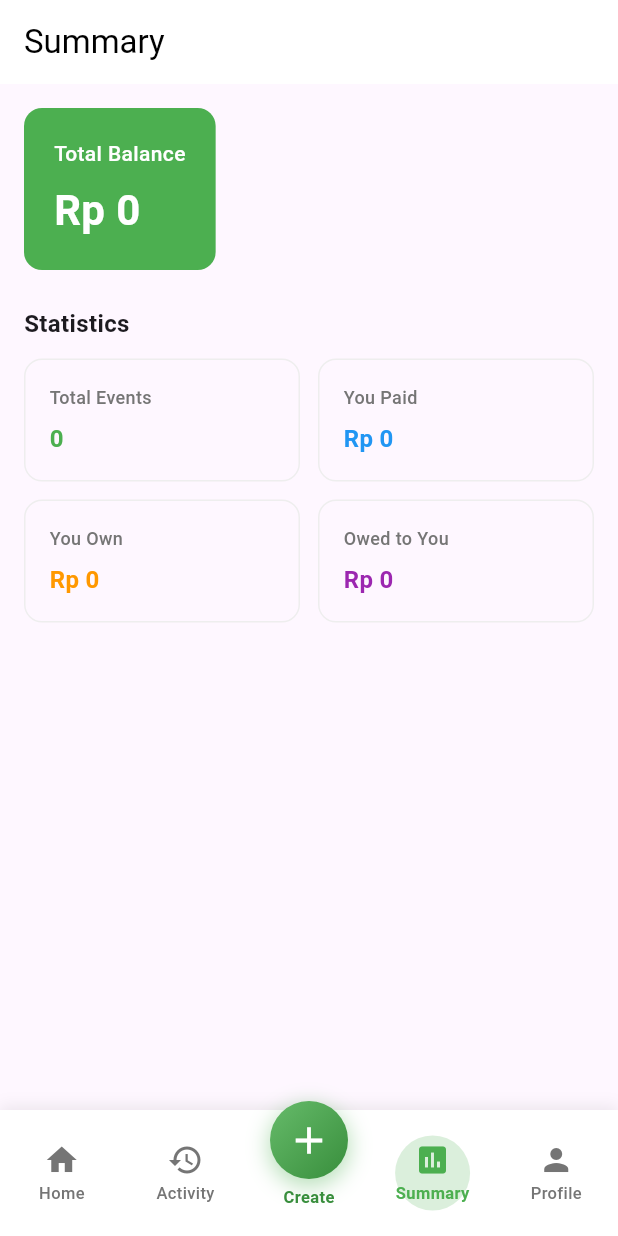
After one commit to iqbalDt/Split-Spot-Mobile, a Flutter app: the DashboardScreen screen opened directly, item 4 of the bottom bar chosen, on a phone screen of 412 x 824 dp. The commit adds this screen. Run offline on Flutter 3.47's test engine with Material 3 defaults, Android fonts, the phone set to English and light mode, and no system bars.

Commit message:
icon + jadi menonjol

```diff
--- a/lib/main.dart
+++ b/lib/main.dart
@@ -11,6 +11,12 @@ class MyApp extends StatelessWidget {
     return MaterialApp(
       title: 'Split Spot',
       debugShowCheckedModeBanner: false,
+      theme: ThemeData(
+        primaryColor: Color(0xFF4CAF50),
+        floatingActionButtonTheme: FloatingActionButtonThemeData(
+          backgroundColor: Color(0xFF4CAF50),
+        ),
+      ),
       home: LoginScreen(),
     );
   }
--- /dev/null
+++ b/lib/screens/dashboard_screen.dart
@@ -0,0 +1,261 @@
+import 'package:flutter/material.dart';
+import 'home_screen.dart';
+import 'activity_screen.dart';
+import 'summary_screen.dart';
+import 'profile_screen.dart';
+import 'create_event_screen.dart';
+
+class DashboardScreen extends StatefulWidget {
+  @override
+  State<DashboardScreen> createState() => _DashboardScreenState();
+}
+
+class _DashboardScreenState extends State<DashboardScreen>
+    with TickerProviderStateMixin {
+  int _selectedIndex = 0;
+  late AnimationController _animationController;
+  late Animation<double> _scaleAnimation;
+
+  final List<GlobalKey<NavigatorState>> _navigatorKeys = [
+    GlobalKey<NavigatorState>(),
+    GlobalKey<NavigatorState>(),
+    GlobalKey<NavigatorState>(),
+    GlobalKey<NavigatorState>(),
+  ];
+
+  late List<Widget> _screens;
+
+  final List<NavItem> _navItems = [
+    NavItem(icon: Icons.home, label: 'Home'),
+    NavItem(icon: Icons.history, label: 'Activity'),
+    NavItem(icon: Icons.add, label: 'Create'),
+    NavItem(icon: Icons.assessment, label: 'Summary'),
+    NavItem(icon: Icons.person, label: 'Profile'),
+  ];
+
+  @override
+  void initState() {
+    super.initState();
+
+    _screens = [
+      _buildNavigator(0, HomeScreen()),
+      _buildNavigator(1, ActivityScreen()),
+      _buildNavigator(2, SummaryScreen()),
+      _buildNavigator(3, ProfileScreen()),
+    ];
+
+    _animationController = AnimationController(
+      duration: Duration(milliseconds: 400),
+      vsync: this,
+    );
+
+    _scaleAnimation = Tween<double>(begin: 0.0, end: 1.0).animate(
+      CurvedAnimation(parent: _animationController, curve: Curves.easeOutBack),
+    );
+
+    _animationController.forward();
+  }
+
+  @override
+  void dispose() {
+    _animationController.dispose();
+    super.dispose();
+  }
+
+  Widget _buildNavigator(int index, Widget screen) {
+    return Navigator(
+      key: _navigatorKeys[index],
+      onGenerateRoute: (settings) {
+        return MaterialPageRoute(
+          builder: (context) => screen,
+        );
+      },
+    );
+  }
+
+  void _onCreatePressed() {
+    Navigator.push(
+      context,
+      MaterialPageRoute(builder: (context) => CreateEventScreen()),
+    ).then((_) {
+      setState(() {});
+    });
+  }
+
+  void _onTabSelected(int index) {
+    if (index == 2) {
+      _onCreatePressed();
+      return;
+    }
+
+    int screenIndex = index > 2 ? index - 1 : index;
+
+    if (_selectedIndex == screenIndex) {
+      _navigatorKeys[screenIndex].currentState
+          ?.popUntil((route) => route.isFirst);
+    } else {
+      setState(() {
+        _selectedIndex = screenIndex;
+        _animationController.reset();
+        _animationController.forward();
+      });
+    }
+  }
+
+  @override
+  Widget build(BuildContext context) {
+    return Scaffold(
+      body: WillPopScope(
+        onWillPop: () async {
+          if (_navigatorKeys[_selectedIndex].currentState?.canPop() ?? false) {
+            _navigatorKeys[_selectedIndex].currentState?.pop();
+            return false;
+          }
+          return true;
+        },
+        child: IndexedStack(
+          index: _selectedIndex,
+          children: _screens,
+        ),
+      ),
+      bottomNavigationBar: Container(
+        decoration: BoxDecoration(
+          color: Colors.white,
+          boxShadow: [
+            BoxShadow(
+              color: Colors.black.withOpacity(0.08),
+              blurRadius: 8,
+              offset: Offset(0, -2),
+            ),
+          ],
+        ),
+        child: Padding(
+          padding: EdgeInsets.only(top: 8, bottom: 8),
+          child: Row(
+            children: List.generate(
+              _navItems.length,
+              (index) => Expanded(
+                child: index == 2
+                    ? _buildCreateButton()
+                    : _buildAnimatedNavItem(index),
+              ),
+            ),
+          ),
+        ),
+      ),
+    );
+  }
+
+  Widget _buildCreateButton() {
+    return GestureDetector(
+      onTap: () => _onTabSelected(2),
+      child: Column(
+        mainAxisSize: MainAxisSize.min,
+        children: [
+          Transform.translate(
+            offset: Offset(0, -14),
+            child: Container(
+              width: 52,
+              height: 52,
+              decoration: BoxDecoration(
+                gradient: LinearGradient(
+                  colors: [Color(0xFF66BB6A), Color(0xFF388E3C)],
+                  begin: Alignment.topLeft,
+                  end: Alignment.bottomRight,
+                ),
+                shape: BoxShape.circle,
+                boxShadow: [
+                  BoxShadow(
+                    color: Color(0xFF4CAF50).withOpacity(0.4),
+                    blurRadius: 12,
+                    offset: Offset(0, 4),
+                    spreadRadius: 1,
+                  ),
+                ],
+              ),
+              child: Icon(
+                Icons.add,
+                color: Colors.white,
+                size: 30,
+              ),
+            ),
+          ),
+          Transform.translate(
+            offset: Offset(0, -10),
+            child: Text(
+              'Create',
+              style: TextStyle(
+                color: Color(0xFF388E3C),
+                fontSize: 11,
+                fontWeight: FontWeight.w700,
+              ),
+            ),
+          ),
+        ],
+      ),
+    );
+  }
+
+  Widget _buildAnimatedNavItem(int index) {
+    int screenIndex = index > 2 ? index - 1 : index;
+    final isSelected = index != 2 && _selectedIndex == screenIndex;
+    final item = _navItems[index];
+
+    return GestureDetector(
+      onTap: () => _onTabSelected(index),
+      child: Container(
+        color: Colors.transparent,
+        child: Stack(
+          alignment: Alignment.center,
+          children: [
+            if (isSelected)
+              ScaleTransition(
+                scale: _scaleAnimation,
+                child: Container(
+                  width: 50,
+                  height: 50,
+                  decoration: BoxDecoration(
+                    color: Color(0xFF4CAF50).withOpacity(0.2),
+                    shape: BoxShape.circle,
+                  ),
+                ),
+              ),
+
+            Column(
+              mainAxisSize: MainAxisSize.min,
+              children: [
+                Icon(
+                  item.icon,
+                  color: isSelected
+                      ? Color(0xFF4CAF50)
+                      : Colors.grey[600],
+                  size: 24,
+                ),
+                SizedBox(height: 2),
+                Text(
+                  item.label,
+                  style: TextStyle(
+                    color: isSelected
+                        ? Color(0xFF4CAF50)
+                        : Colors.grey[600],
+                    fontSize: 11,
+                    fontWeight: isSelected
+                        ? FontWeight.w600
+                        : FontWeight.w500,
+                  ),
+                ),
+              ],
+            ),
+          ],
+        ),
+      ),
+    );
+  }
+}
+
+class NavItem {
+  final IconData icon;
+  final String label;
+
+  NavItem({required this.icon, required this.label});
+}
--- a/lib/screens/login_screen.dart
+++ b/lib/screens/login_screen.dart
@@ -1,6 +1,6 @@
 import 'package:flutter/material.dart';
 import 'register_screen.dart';
-import 'home_screen.dart';
+import 'dashboard_screen.dart';
 
 class LoginScreen extends StatefulWidget {
   @override
@@ -64,10 +64,10 @@ class _LoginScreenState extends State<LoginScreen> {
           _isLoading = false;
         });
 
-        // Navigate to home screen
+        // Navigate to dashboard
         Navigator.pushReplacement(
           context,
-          MaterialPageRoute(builder: (context) => HomeScreen()),
+          MaterialPageRoute(builder: (context) => DashboardScreen()),
         );
       });
     }
--- /dev/null
+++ b/lib/screens/summary_screen.dart
@@ -0,0 +1,142 @@
+import 'package:flutter/material.dart';
+
+class SummaryScreen extends StatefulWidget {
+  @override
+  State<SummaryScreen> createState() => _SummaryScreenState();
+}
+
+class _SummaryScreenState extends State<SummaryScreen> {
+  @override
+  Widget build(BuildContext context) {
+    return Scaffold(
+      appBar: AppBar(
+        title: Text("Summary"),
+        backgroundColor: Colors.white,
+        foregroundColor: Colors.black,
+        elevation: 0,
+      ),
+      body: SingleChildScrollView(
+        padding: EdgeInsets.all(16),
+        child: Column(
+          crossAxisAlignment: CrossAxisAlignment.start,
+          children: [
+            // Total Balance Card
+            Container(
+              padding: EdgeInsets.all(20),
+              decoration: BoxDecoration(
+                color: Color(0xFF4CAF50),
+                borderRadius: BorderRadius.circular(12),
+              ),
+              child: Column(
+                crossAxisAlignment: CrossAxisAlignment.start,
+                children: [
+                  Text(
+                    'Total Balance',
+                    style: TextStyle(
+                      color: Colors.white,
+                      fontSize: 14,
+                      fontWeight: FontWeight.w500,
+                    ),
+                  ),
+                  SizedBox(height: 8),
+                  Text(
+                    'Rp 0',
+                    style: TextStyle(
+                      color: Colors.white,
+                      fontSize: 28,
+                      fontWeight: FontWeight.bold,
+                    ),
+                  ),
+                ],
+              ),
+            ),
+            SizedBox(height: 24),
+
+            // Summary Stats
+            Text(
+              'Statistics',
+              style: TextStyle(
+                fontSize: 16,
+                fontWeight: FontWeight.bold,
+              ),
+            ),
+            SizedBox(height: 12),
+
+            Row(
+              children: [
+                Expanded(
+                  child: _buildStatCard(
+                    'Total Events',
+                    '0',
+                    Color(0xFF4CAF50),
+                  ),
+                ),
+                SizedBox(width: 12),
+                Expanded(
+                  child: _buildStatCard(
+                    'You Paid',
+                    'Rp 0',
+                    Color(0xFF2196F3),
+                  ),
+                ),
+              ],
+            ),
+            SizedBox(height: 12),
+
+            Row(
+              children: [
+                Expanded(
+                  child: _buildStatCard(
+                    'You Own',
+                    'Rp 0',
+                    Color(0xFFFF9800),
+                  ),
+                ),
+                SizedBox(width: 12),
+                Expanded(
+                  child: _buildStatCard(
+                    'Owed to You',
+                    'Rp 0',
+                    Color(0xFF9C27B0),
+                  ),
+                ),
+              ],
+            ),
+          ],
+        ),
+      ),
+    );
+  }
+
+  Widget _buildStatCard(String label, String value, Color color) {
+    return Container(
+      padding: EdgeInsets.all(16),
+      decoration: BoxDecoration(
+        borderRadius: BorderRadius.circular(12),
+        border: Border.all(color: Colors.grey[200]!),
+      ),
+      child: Column(
+        crossAxisAlignment: CrossAxisAlignment.start,
+        children: [
+          Text(
+            label,
+            style: TextStyle(
+              color: Colors.grey[600],
+              fontSize: 12,
+              fontWeight: FontWeight.w500,
+            ),
+          ),
+          SizedBox(height: 8),
+          Text(
+            value,
+            style: TextStyle(
+              color: color,
+              fontSize: 16,
+              fontWeight: FontWeight.bold,
+            ),
+          ),
+        ],
+      ),
+    );
+  }
+}
```
Also changed, not shown: lib/screens/activity_screen.dart (added, +49 -0 lines), lib/screens/home_screen.dart (+0 -20 lines), lib/screens/profile_screen.dart (added, +143 -0 lines).
